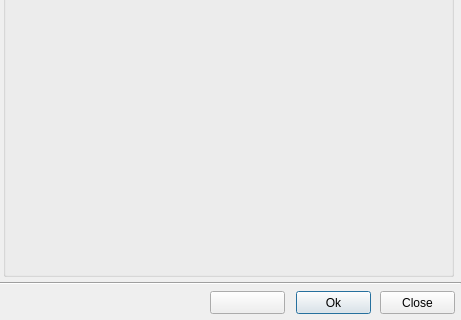
Before: the Qt Designer form view/PlanAttributeEditDialog.ui in teamlm2/lm2_mgis, drawn with Qt 5; both pictures show x 0 to 461 and y 281 to 601 of the 461 by 601 pixel window.
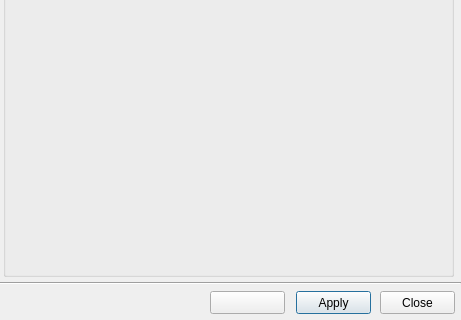
After: the same form once the commit is applied. Icons and pictures are not drawn.

```diff
--- a/view/PlanAttributeEditDialog.ui
+++ b/view/PlanAttributeEditDialog.ui
@@ -23,7 +23,7 @@
     </rect>
    </property>
    <property name="text">
-    <string>Ok</string>
+    <string>Apply</string>
    </property>
   </widget>
   <widget class="QPushButton" name="help_button">
```
Left out of the diff: 2 changed lines with no effect on the pictures.
